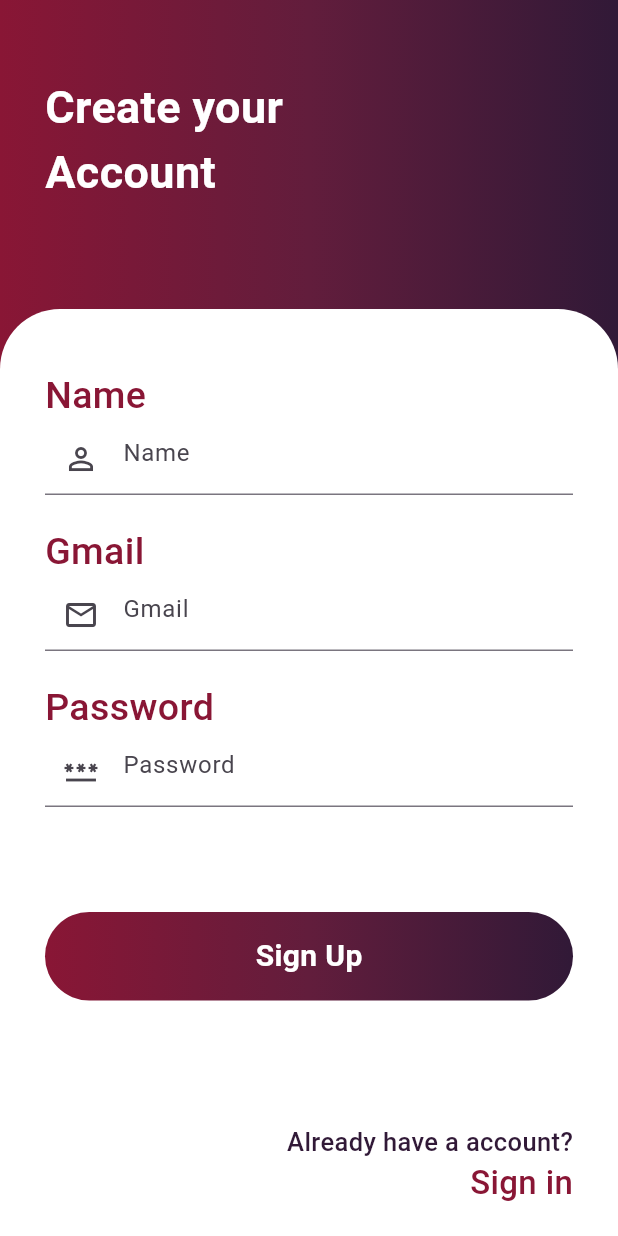
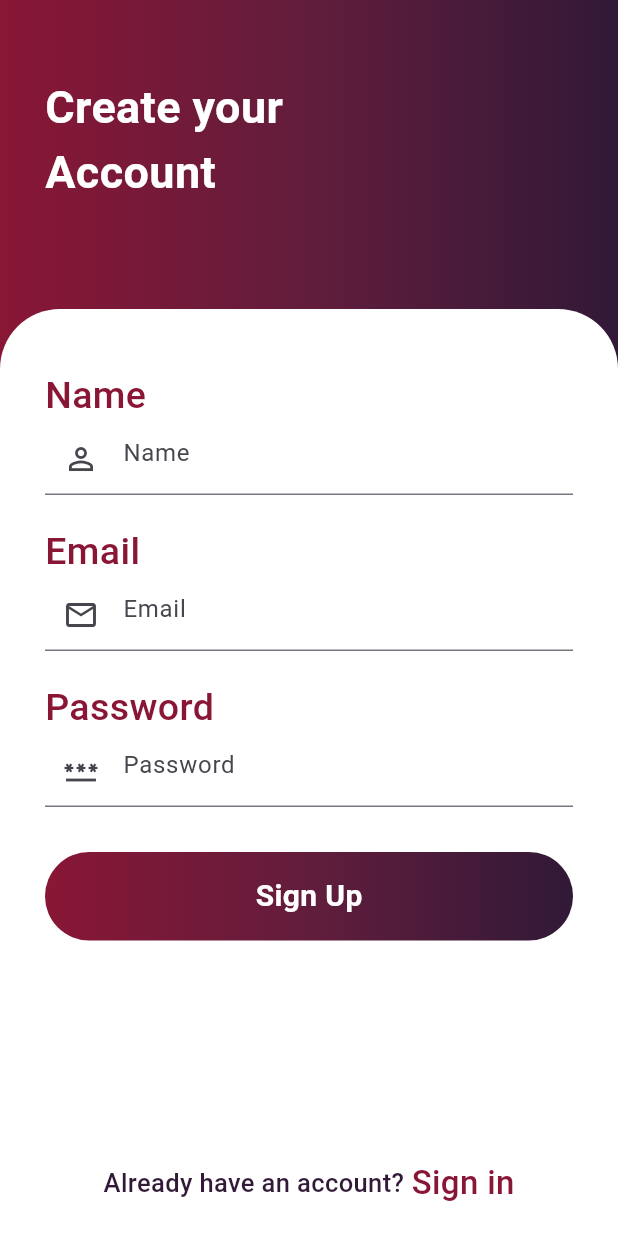
Before and after one commit to kishanyash/barberapp, a Flutter app: the screen it shows after launch, on a phone screen of 412 x 824 dp. Run offline on Flutter 3.47's test engine with Material 3 defaults, Android fonts, the phone set to English and light mode, and no system bars.

Commit message:
yaha tak toh sab sahi hain

```diff
--- a/lib/pages/signup.dart
+++ b/lib/pages/signup.dart
@@ -9,14 +9,19 @@ class Signup extends StatefulWidget {
 }
 
 class _SignupState extends State<Signup> {
+  TextEditingController nameController = TextEditingController();
+  TextEditingController emailController = TextEditingController();
+  TextEditingController passwordController = TextEditingController();
+
+  final _formkey = GlobalKey<FormState>();
+
   @override
   Widget build(BuildContext context) {
-    return  Scaffold(
-      body: Container(
-        child: Stack(
+    return Scaffold(
+      body: Stack(
         children: [
           Container(
-              padding: EdgeInsets.only(top: 50.0, left: 30.0,),
+            padding: EdgeInsets.only(top: 50.0, left: 30.0),
             height: MediaQuery.of(context).size.height / 2,
             width: MediaQuery.of(context).size.width,
             decoration: BoxDecoration(
@@ -24,7 +29,7 @@ class _SignupState extends State<Signup> {
                 colors: [
                   Color(0xFF891635),
                   Color(0xff621d3c),
-                    Color(0xFF311937)
+                  Color(0xFF311937),
                 ],
               ),
             ),
@@ -33,13 +38,15 @@ class _SignupState extends State<Signup> {
               style: TextStyle(
                 color: Colors.white,
                 fontSize: 30.0,
-                    fontWeight: FontWeight.bold),
+                fontWeight: FontWeight.bold,
+              ),
             ),
           ),
           Container(
-              padding: EdgeInsets.only(top: 40.0, left: 30.0, right: 30.0,bottom: 20.0),
-              margin: EdgeInsets.only(
-                  top: MediaQuery.of(context).size.height / 4),
+            padding: EdgeInsets.only(
+                top: 40.0, left: 30.0, right: 30.0, bottom: 20.0),
+            margin:
+            EdgeInsets.only(top: MediaQuery.of(context).size.height / 4),
             height: MediaQuery.of(context).size.height,
             width: MediaQuery.of(context).size.width,
             decoration: BoxDecoration(
@@ -49,6 +56,8 @@ class _SignupState extends State<Signup> {
                 topRight: Radius.circular(40),
               ),
             ),
+            child: Form(
+              key: _formkey,
               child: Column(
                 crossAxisAlignment: CrossAxisAlignment.start,
                 children: [
@@ -59,24 +68,37 @@ class _SignupState extends State<Signup> {
                         fontSize: 25.0,
                         fontWeight: FontWeight.w500),
                   ),
-                  TextField(
+                  TextFormField(
+                    validator: (value) {
+                      if (value == null || value.isEmpty) {
+                        return "Please Enter Name";
+                      }
+                      return null;
+                    },
+                    controller: nameController,
                     decoration: InputDecoration(
                       hintText: "Name",
                       prefixIcon: Icon(Icons.person_outline),
                     ),
                   ),
                   SizedBox(height: 20.0),
-
                   Text(
-                  "Gmail",
+                    "Email",
                     style: TextStyle(
                         color: Color(0xFF891635),
                         fontSize: 25.0,
                         fontWeight: FontWeight.w500),
                   ),
-                TextField(
+                  TextFormField(
+                    validator: (value) {
+                      if (value == null || value.isEmpty) {
+                        return "Please Enter Email";
+                      }
+                      return null;
+                    },
+                    controller: emailController,
                     decoration: InputDecoration(
-                    hintText: "Gmail",
+                      hintText: "Email",
                       prefixIcon: Icon(Icons.mail_outline),
                     ),
                   ),
@@ -88,7 +110,14 @@ class _SignupState extends State<Signup> {
                         fontSize: 25.0,
                         fontWeight: FontWeight.w500),
                   ),
-                  TextField(
+                  TextFormField(
+                    validator: (value) {
+                      if (value == null || value.isEmpty) {
+                        return "Please Enter Password";
+                      }
+                      return null;
+                    },
+                    controller: passwordController,
                     decoration: InputDecoration(
                       hintText: "Password",
                       prefixIcon: Icon(Icons.password_outlined),
@@ -96,14 +125,15 @@ class _SignupState extends State<Signup> {
                     obscureText: true,
                   ),
                   SizedBox(height: 30.0),
-
-                  SizedBox(height: 40.0), // Add some space before the Sign In button
                   GestureDetector(
                     onTap: () {
+                      if (_formkey.currentState!.validate()) {
+                        // Handle sign-up logic here
                         Navigator.push(
                           context,
                           MaterialPageRoute(builder: (context) => Login()),
                         );
+                      }
                     },
                     child: Container(
                       width: MediaQuery.of(context).size.width,
@@ -113,7 +143,7 @@ class _SignupState extends State<Signup> {
                           colors: [
                             Color(0xFF891635),
                             Color(0xff621d3c),
-                            Color(0xFF311937)
+                            Color(0xFF311937),
                           ],
                         ),
                         borderRadius: BorderRadius.circular(30),
@@ -128,38 +158,42 @@ class _SignupState extends State<Signup> {
                         ),
                       ),
                     ),
-
                   ),
                   Spacer(),
                   Row(
-                    mainAxisAlignment: MainAxisAlignment.end ,
+                    mainAxisAlignment: MainAxisAlignment.center,
                     children: [
                       Text(
-                        "Already have a account?",
+                        "Already have an account?",
                         style: TextStyle(
                           color: Color(0xFF311937),
                           fontSize: 17.0,
-                            fontWeight: FontWeight.w500),
+                          fontWeight: FontWeight.w500,
                         ),
-                    ],
                       ),
-                  Row(
-                    mainAxisAlignment: MainAxisAlignment.end ,
-                    children: [
-                      Text(
+                      SizedBox(width: 5),
+                      GestureDetector(
+                        onTap: () {
+                          Navigator.push(
+                            context,
+                            MaterialPageRoute(builder: (context) => Login()),
+                          );
+                        },
+                        child: Text(
                           "Sign in",
                           style: TextStyle(
                               color: Color(0xFF891635),
                               fontSize: 22.0,
                               fontWeight: FontWeight.w500),
                         ),
+                      ),
                     ],
                   ),
                 ],
               ),
             ),
+          ),
         ],
-        ),
       ),
     );
   }
```
Also changed, not shown: 1 other file. Lines whose indentation alone changed are shown as unchanged.
